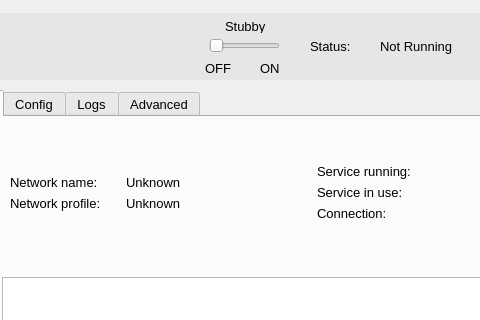
This is mainwindow.ui in Sinodun/Stubby_Manager as Qt 5 draws it before an edit; both pictures show x 90 to 570 and y 0 to 320 of the 703 by 650 pixel window. The edited form follows.
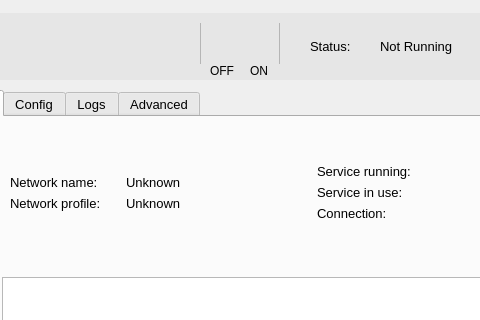
This is the edited form. Icons and pictures are not drawn.

Commit message: Switch to a slider control

The edit to the form file:
```diff
--- a/mainwindow.ui
+++ b/mainwindow.ui
@@ -660,69 +660,6 @@
      <string>Status:</string>
     </property>
    </widget>
-   <widget class="QSlider" name="onOffSlider">
-    <property name="geometry">
-     <rect>
-      <x>299</x>
-      <y>35</y>
-      <width>71</width>
-      <height>21</height>
-     </rect>
-    </property>
-    <property name="styleSheet">
-     <string notr="true">groove:horizontal {
-    border: 1px solid #999999;
-    height: 28px;}</string>
-    </property>
-    <property name="maximum">
-     <number>1</number>
-    </property>
-    <property name="pageStep">
-     <number>1</number>
-    </property>
-    <property name="orientation">
-     <enum>Qt::Horizontal</enum>
-    </property>
-   </widget>
-   <widget class="QLabel" name="label_8">
-    <property name="geometry">
-     <rect>
-      <x>315</x>
-      <y>20</y>
-      <width>47</width>
-      <height>13</height>
-     </rect>
-    </property>
-    <property name="text">
-     <string>Stubby</string>
-    </property>
-   </widget>
-   <widget class="QLabel" name="label_10">
-    <property name="geometry">
-     <rect>
-      <x>295</x>
-      <y>60</y>
-      <width>31</width>
-      <height>16</height>
-     </rect>
-    </property>
-    <property name="text">
-     <string>OFF</string>
-    </property>
-   </widget>
-   <widget class="QLabel" name="label_11">
-    <property name="geometry">
-     <rect>
-      <x>350</x>
-      <y>60</y>
-      <width>21</width>
-      <height>16</height>
-     </rect>
-    </property>
-    <property name="text">
-     <string>ON</string>
-    </property>
-   </widget>
    <widget class="QGroupBox" name="groupBox">
     <property name="geometry">
      <rect>
@@ -739,6 +676,71 @@
     <property name="title">
      <string/>
     </property>
+    <widget class="QCheckBox" name="onOffSlider">
+     <property name="geometry">
+      <rect>
+       <x>250</x>
+       <y>10</y>
+       <width>81</width>
+       <height>41</height>
+      </rect>
+     </property>
+     <property name="layoutDirection">
+      <enum>Qt::LeftToRight</enum>
+     </property>
+     <property name="styleSheet">
+      <string notr="true">QCheckBox::indicator {
+     width: 80px;
+     height: 60px;
+ }
+ QCheckBox::indicator:checked
+  {
+    image: url(:/images/on.png);
+  }
+  QCheckBox::indicator:unchecked
+  {
+    image: url(:/images/off.png);
+  }</string>
+     </property>
+     <property name="text">
+      <string/>
+     </property>
+     <property name="checkable">
+      <bool>true</bool>
+     </property>
+     <property name="checked">
+      <bool>false</bool>
+     </property>
+    </widget>
+    <widget class="QLabel" name="label_10">
+     <property name="geometry">
+      <rect>
+       <x>260</x>
+       <y>50</y>
+       <width>31</width>
+       <height>16</height>
+      </rect>
+     </property>
+     <property name="autoFillBackground">
+      <bool>false</bool>
+     </property>
+     <property name="text">
+      <string>OFF</string>
+     </property>
+    </widget>
+    <widget class="QLabel" name="label_11">
+     <property name="geometry">
+      <rect>
+       <x>300</x>
+       <y>50</y>
+       <width>21</width>
+       <height>16</height>
+      </rect>
+     </property>
+     <property name="text">
+      <string>ON</string>
+     </property>
+    </widget>
    </widget>
    <zorder>groupBox</zorder>
    <zorder>tabWidget</zorder>
```
Left out of the diff: 6 changed lines with no effect on the pictures. The commit also changes 7 other files.
